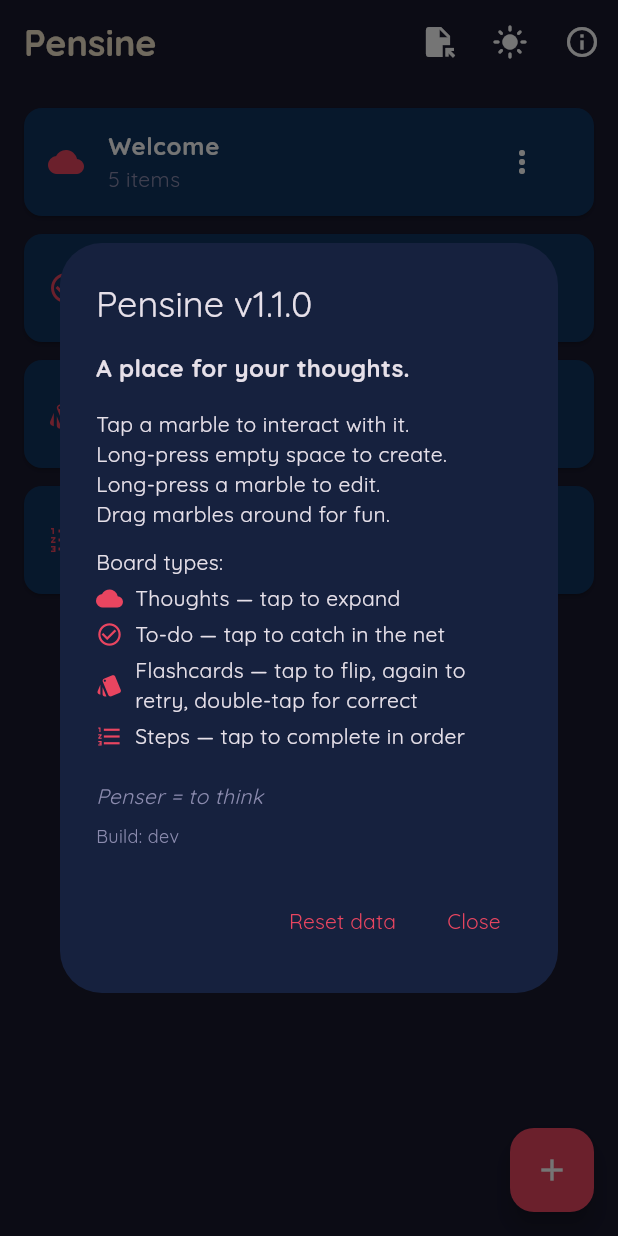
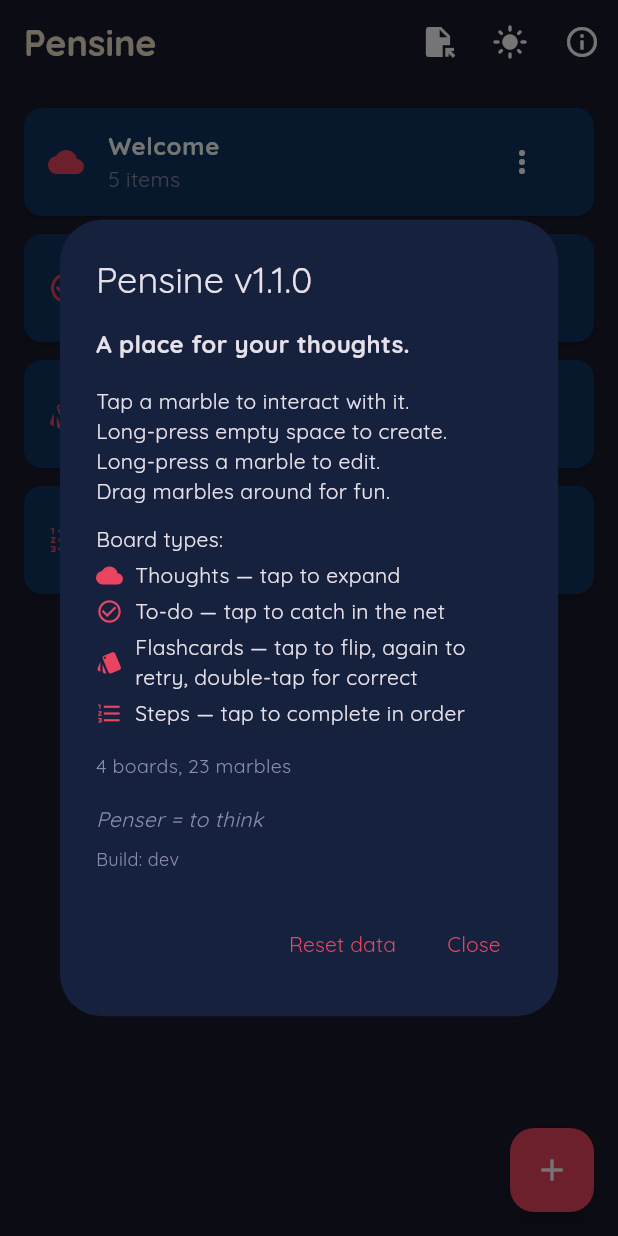
Before and after one commit to FrenchCommando/pensine, a Flutter app: the screen it shows after launch, after a tap on the "info outline" icon, on a phone screen of 412 x 824 dp. Run offline on Flutter 3.47's test engine with Material 3 defaults, Android fonts, the phone set to English and light mode, and no system bars; our stand-ins replace file_picker, package_info_plus, share_plus, shared_preferences, web; missing offline and left inert: dart:js_interop.

Commit message:
other features

```diff
--- a/lib/models/board.dart
+++ b/lib/models/board.dart
@@ -7,7 +7,7 @@
 class Board {
   final String id;
   String name;
-  final BoardType type;
+  BoardType type;
   final DateTime createdAt;
   List<BoardItem> items;
 
--- a/lib/widgets/about_dialog.dart
+++ b/lib/widgets/about_dialog.dart
@@ -17,7 +17,7 @@ Widget _boardTypeRow(IconData icon, String text) {
 
 const String _buildDate = String.fromEnvironment('BUILD_DATE', defaultValue: 'dev');
 
-void showPensineAbout(BuildContext context, {VoidCallback? onReset}) async {
+void showPensineAbout(BuildContext context, {VoidCallback? onReset, int boardCount = 0, int itemCount = 0}) async {
   final info = await PackageInfo.fromPlatform();
 
   if (!context.mounted) return;
@@ -47,6 +47,13 @@ void showPensineAbout(BuildContext context, {VoidCallback? onReset}) async {
           _boardTypeRow(Icons.check_circle_outline, 'To-do — tap to catch in the net'),
           _boardTypeRow(Icons.style, 'Flashcards — tap to flip, again to retry, double-tap for correct'),
           _boardTypeRow(Icons.format_list_numbered, 'Steps — tap to complete in order'),
+          if (boardCount > 0) ...[
+            SizedBox(height: 12),
+            Text(
+              '$boardCount board${boardCount == 1 ? '' : 's'}, $itemCount marble${itemCount == 1 ? '' : 's'}',
+              style: TextStyle(fontSize: 13, color: PensineColors.muted(context)),
+            ),
+          ],
           SizedBox(height: 16),
           Text(
             'Penser = to think',
```
Also changed, not shown: lib/screens/home_screen.dart (+72 -4 lines), 2 other files.
